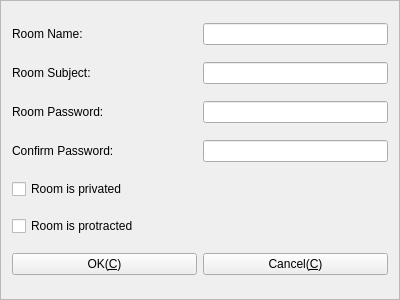
The window that Widgets/FrmGroupChat/FrmCreateGroupChatRoom.ui (KangLin/RabbitIm) describes before a commit, drawn with Qt 5.
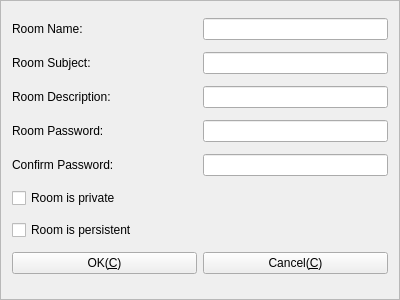
The same window after the commit. Icons and pictures are not drawn.

Diff of the .ui file:
```diff
--- a/Widgets/FrmGroupChat/FrmCreateGroupChatRoom.ui
+++ b/Widgets/FrmGroupChat/FrmCreateGroupChatRoom.ui
@@ -91,6 +91,39 @@
     </layout>
    </item>
    <item row="2" column="0" colspan="2">
+    <layout class="QHBoxLayout" name="horizontalLayout_5">
+     <item>
+      <widget class="QLabel" name="label_5">
+       <property name="sizePolicy">
+        <sizepolicy hsizetype="Preferred" vsizetype="Preferred">
+         <horstretch>0</horstretch>
+         <verstretch>0</verstretch>
+        </sizepolicy>
+       </property>
+       <property name="minimumSize">
+        <size>
+         <width>120</width>
+         <height>0</height>
+        </size>
+       </property>
+       <property name="text">
+        <string>Room Description:</string>
+       </property>
+      </widget>
+     </item>
+     <item>
+      <widget class="QLineEdit" name="txtDescription">
+       <property name="sizePolicy">
+        <sizepolicy hsizetype="Preferred" vsizetype="Fixed">
+         <horstretch>0</horstretch>
+         <verstretch>0</verstretch>
+        </sizepolicy>
+       </property>
+      </widget>
+     </item>
+    </layout>
+   </item>
+   <item row="3" column="0" colspan="2">
     <layout class="QHBoxLayout" name="horizontalLayout_3">
      <item>
       <widget class="QLabel" name="label_3">
@@ -123,7 +156,7 @@
      </item>
     </layout>
    </item>
-   <item row="3" column="0" colspan="2">
+   <item row="4" column="0" colspan="2">
     <layout class="QHBoxLayout" name="horizontalLayout_4">
      <item>
       <widget class="QLabel" name="label_4">
@@ -156,21 +189,21 @@
      </item>
     </layout>
    </item>
-   <item row="4" column="0" colspan="2">
-    <widget class="QCheckBox" name="checkBox">
-     <property name="text">
-      <string>Room is privated</string>
-     </property>
-    </widget>
-   </item>
    <item row="5" column="0">
     <widget class="QCheckBox" name="checkBox_2">
      <property name="text">
-      <string>Room is protracted</string>
+      <string>Room is private</string>
      </property>
     </widget>
    </item>
    <item row="6" column="0">
+    <widget class="QCheckBox" name="cbProtracted">
+     <property name="text">
+      <string>Room is persistent</string>
+     </property>
+    </widget>
+   </item>
+   <item row="7" column="0">
     <widget class="QPushButton" name="pbOK">
      <property name="text">
       <string>OK(&amp;C)</string>
@@ -181,7 +214,7 @@
      </property>
     </widget>
    </item>
-   <item row="6" column="1">
+   <item row="7" column="1">
     <widget class="QPushButton" name="pbCancel">
      <property name="text">
       <string>Cancel(&amp;C)</string>
```
Left out of the diff: 2 changed lines with no effect on the pictures.
